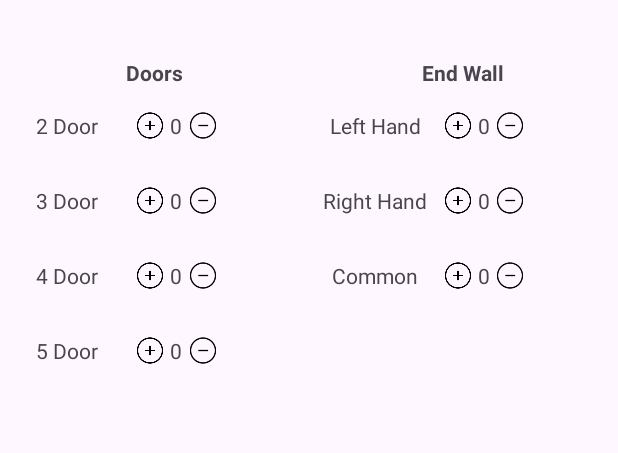
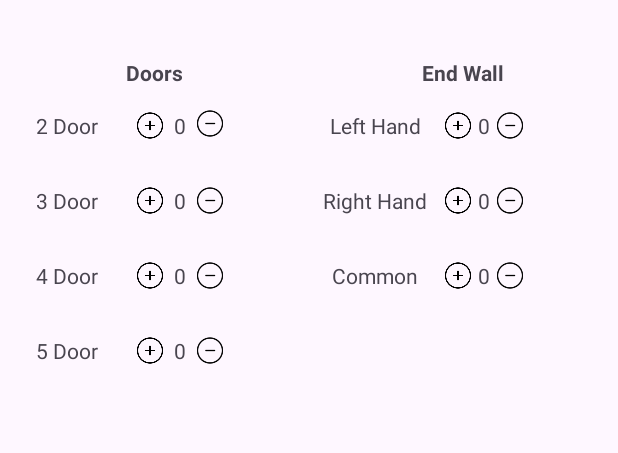
Before and after one commit to Farris02/HussmanCase, an Android app: the layout activity_specifications.xml on its own in the app's theme, with its tools: preview values and no code run, on a phone screen of 412 x 824 dp. Shown: the part 431-884 px from the top of the screen. Run offline under Robolectric (Android 15) with nearby library versions, the phone set to English and light mode, and no system bars.

Commit message:
New commits

```diff
--- a/app/src/main/res/layout/activity_specifications.xml
+++ b/app/src/main/res/layout/activity_specifications.xml
@@ -53,7 +53,7 @@
 
       <TextView
         android:id="@+id/first_0"
-        android:layout_width="15dp"
+        android:layout_width="20dp"
         android:layout_height="wrap_content"
         android:layout_below="@id/specifications_text"
         android:text="0"
@@ -65,9 +65,9 @@
         android:layout_width="20dp"
         android:layout_height="19dp"
         android:layout_below="@id/specifications_text"
-        android:layout_marginStart="125dp"
-        android:src="@drawable/minus"
-        />
+        android:layout_marginStart="130dp"
+        android:layout_marginTop="-1dp"
+        android:src="@drawable/minus" />
 
     <TextView
         android:id="@+id/second_title"
@@ -88,7 +88,7 @@
 
     <TextView
         android:id="@+id/second_0"
-        android:layout_width="15dp"
+        android:layout_width="20dp"
         android:layout_height="wrap_content"
         android:layout_below = "@id/first_title"
         android:text="0"
@@ -100,7 +100,7 @@
         android:layout_width="20dp"
         android:layout_height="19dp"
         android:layout_below = "@id/first_title"
-        android:layout_marginStart="125dp"
+        android:layout_marginStart="130dp"
         android:src="@drawable/minus"
         />
 
@@ -123,7 +123,7 @@
 
     <TextView
         android:id="@+id/third_0"
-        android:layout_width="15dp"
+        android:layout_width="20dp"
         android:layout_height="wrap_content"
         android:layout_below = "@id/second_title"
         android:text="0"
@@ -135,7 +135,7 @@
         android:layout_width="20dp"
         android:layout_height="19dp"
         android:layout_below = "@id/second_title"
-        android:layout_marginStart="125dp"
+        android:layout_marginStart="130dp"
         android:src="@drawable/minus"
         />
 
@@ -160,7 +160,7 @@
 
     <TextView
         android:id="@+id/fourth_0"
-        android:layout_width="15dp"
+        android:layout_width="20dp"
         android:layout_height="wrap_content"
         android:layout_below = "@id/third_title"
         android:text="0"
@@ -172,7 +172,7 @@
         android:layout_width="20dp"
         android:layout_height="19dp"
         android:layout_below = "@id/third_title"
-        android:layout_marginStart="125dp"
+        android:layout_marginStart="130dp"
         android:src="@drawable/minus"
         />
 
@@ -195,23 +195,23 @@
         android:text="Left Hand"
         android:layout_marginStart="205dp"
         android:textAlignment="center"/>
+
     <ImageView
         android:id="@+id/LH_plus"
         android:layout_width="20dp"
         android:layout_height="19dp"
         android:layout_below="@id/ends_title"
         android:layout_marginStart="295dp"
-        android:src="@drawable/plus"
-        />
+        android:src="@drawable/plus" />
 
     <TextView
         android:id="@+id/LH_0"
         android:layout_width="15dp"
         android:layout_height="wrap_content"
         android:layout_below="@id/specifications_text"
+        android:layout_marginStart="315dp"
         android:text="0"
-        android:layout_marginStart="315dp"
-        android:textAlignment="center"/>
+        android:textAlignment="center" />
 
     <ImageView
         android:id="@+id/LH_minus"
```
Also changed, not shown: app/src/main/java/com/example/hussmancase/Specifications.java (+189 -2 lines).
